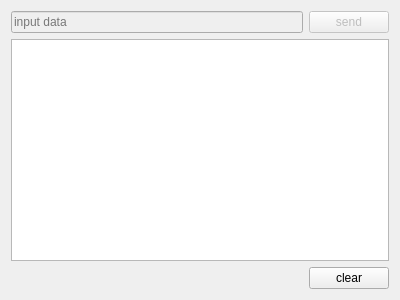
Old version of the form terminal/console.ui in the repository verbkinm/Kalan_TL.
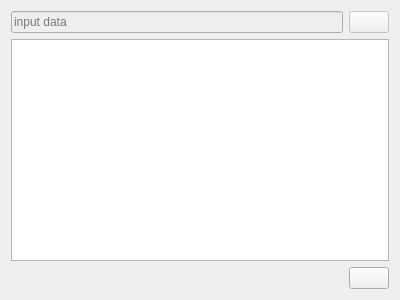
New version of the form. Icons and pictures are not drawn.

Patch:
```diff
--- a/terminal/console.ui
+++ b/terminal/console.ui
@@ -49,7 +49,7 @@
    <item row="2" column="1">
     <widget class="QPushButton" name="clear">
      <property name="text">
-      <string>clear</string>
+      <string/>
      </property>
     </widget>
    </item>
@@ -59,7 +59,7 @@
       <bool>false</bool>
      </property>
      <property name="text">
-      <string>send</string>
+      <string/>
      </property>
     </widget>
    </item>
```
Left out of the diff: 8 changed lines with no effect on the pictures.
